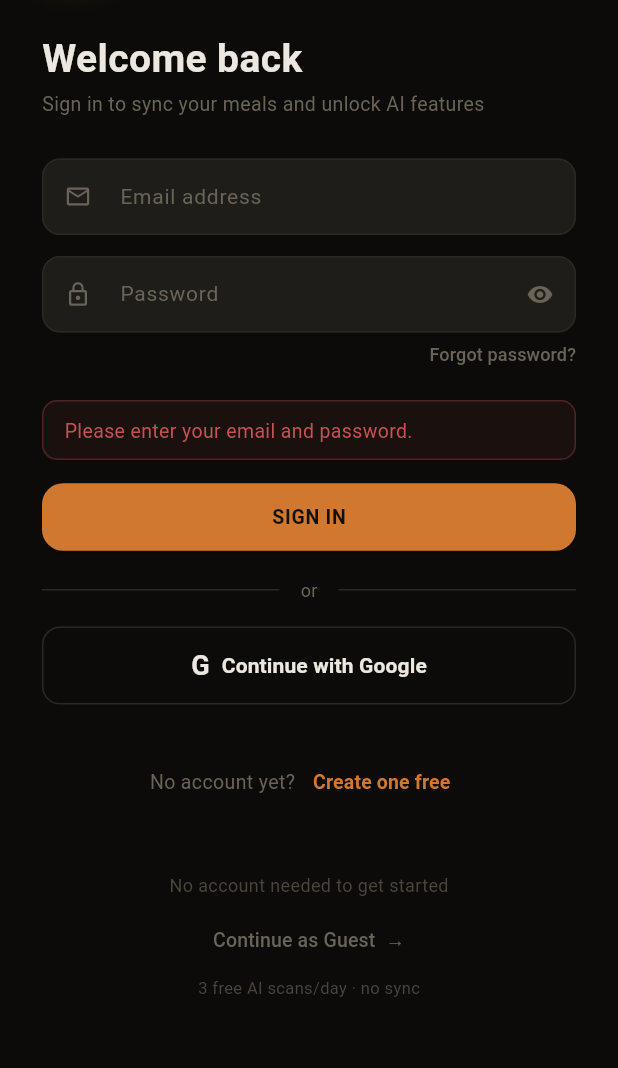
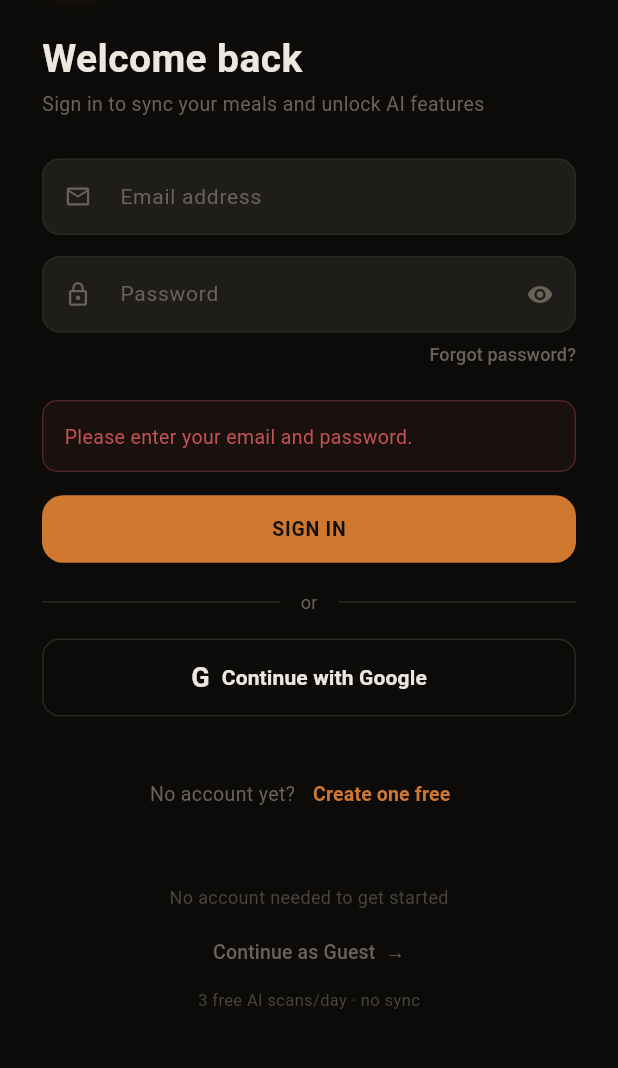
Before and after one commit to Pfumbz/calorielens, a Flutter app: the screen it shows after launch, after a tap on "Forgot password?", after a tap on "SIGN IN", on a phone screen of 412 x 824 dp, the part 161-1229 px from its top. Run offline on Flutter 3.47's test engine with Material 3 defaults, Android fonts, the phone set to English and light mode, and no system bars; our stand-ins replace cached_network_image, fl_chart, flutter_local_notifications, google_mobile_ads, google_sign_in, image_picker and 4 more; missing offline and left inert: mobile_scanner; accounts and stored records are empty; network calls fail.

Commit message:
Redesign guest auth flow: sign-up first, contextual errors, auto-nav

```diff
--- a/lib/screens/auth/login_screen.dart
+++ b/lib/screens/auth/login_screen.dart
@@ -8,9 +8,12 @@ import '../../theme.dart';
 /// Shows after splash if the user is not signed in.
 /// "Continue as Guest" lets them use the app without an account
 /// (limited to 3 scans/day via local count, no cloud sync).
+///
+/// When opened from Settings (onContinueAsGuest == null), defaults to
+/// sign-up mode so guests see "Create your free account" first.
 class LoginScreen extends StatefulWidget {
   /// Called when the user taps "Continue as Guest".
-  /// If null (e.g. when opened from Settings), the button is hidden.
+  /// If null (e.g. when opened from Settings), the button shows "← Go back".
   final VoidCallback? onContinueAsGuest;
 
   const LoginScreen({super.key, this.onContinueAsGuest});
@@ -21,11 +24,14 @@ class LoginScreen extends StatefulWidget {
 
 class _LoginScreenState extends State<LoginScreen>
     with SingleTickerProviderStateMixin {
-  bool _isSignUp = false;
+  late bool _isSignUp;
   bool _loading = false;
   bool _pwVisible = false;
   String? _errorMsg;
   String? _infoMsg;
+
+  /// Tracks the type of error for showing contextual action buttons
+  _ErrorType? _errorType;
 
   final _emailCtrl = TextEditingController();
   final _pwCtrl = TextEditingController();
@@ -33,9 +39,15 @@ class _LoginScreenState extends State<LoginScreen>
   late AnimationController _animCtrl;
   late Animation<double> _fadeAnim;
 
+  /// Whether this screen was opened from Settings (guest upgrading)
+  bool get _isFromSettings => widget.onContinueAsGuest == null;
+
   @override
   void initState() {
     super.initState();
+    // Guests coming from Settings should see sign-up first
+    _isSignUp = _isFromSettings;
+
     _animCtrl = AnimationController(
       vsync: this,
       duration: const Duration(milliseconds: 700),
@@ -58,23 +70,32 @@ class _LoginScreenState extends State<LoginScreen>
     final pw = _pwCtrl.text;
 
     if (email.isEmpty || pw.isEmpty) {
-      setState(() => _errorMsg = 'Please enter your email and password.');
+      setState(() {
+        _errorMsg = 'Please enter your email and password.';
+        _errorType = null;
+      });
       return;
     }
 
     // Basic email format check
     if (!email.contains('@') || !email.contains('.')) {
-      setState(() => _errorMsg = 'Please enter a valid email address.');
+      setState(() {
+        _errorMsg = 'Please enter a valid email address.';
+        _errorType = null;
+      });
       return;
     }
 
     // Password length check for sign-up
     if (_isSignUp && pw.length < 6) {
-      setState(() => _errorMsg = 'Password must be at least 6 characters.');
+      setState(() {
+        _errorMsg = 'Password must be at least 6 characters.';
+        _errorType = null;
+      });
       return;
     }
 
-    setState(() { _loading = true; _errorMsg = null; _infoMsg = null; });
+    setState(() { _loading = true; _errorMsg = null; _infoMsg = null; _errorType = null; });
 
     if (_isSignUp) {
       // ── Sign-up flow ──
@@ -85,25 +106,41 @@ class _LoginScreenState extends State<LoginScreen>
       if (result.success) {
         if (result.user == null) {
           // Email confirmation is enabled — user must verify before signing in.
-          // Show the confirmation message and switch to sign-in mode.
           setState(() {
             _infoMsg = 'Account created! Check your email for a verification link, then sign in below.';
-            _isSignUp = false; // Switch to sign-in mode so they can sign in after verifying
+            _isSignUp = false; // Switch to sign-in mode
             _pwCtrl.clear();
+            _errorType = null;
           });
         } else {
           // Email confirmation is disabled — user is signed in immediately.
-          // Show brief feedback, then explicitly trigger cloud sync.
-          // The auth stream in AuthGate will navigate to AppShell.
-          setState(() => _infoMsg = 'Account created! Signing you in...');
-          // Safety net: explicitly trigger onSignIn to ensure cloud sync starts.
-          // AuthGate's StreamBuilder handles the actual navigation.
+          setState(() {
+            _infoMsg = 'Account created! Your meals will now sync.';
+          });
           if (mounted) {
             context.read<AppState>().onSignIn();
           }
+          // Pop back after a brief moment so user sees the confirmation
+          if (mounted && _isFromSettings) {
+            await Future.delayed(const Duration(milliseconds: 800));
+            if (mounted) Navigator.of(context).pop();
+          }
         }
       } else {
-        setState(() => _errorMsg = result.error);
+        // Determine error type for contextual actions
+        final err = result.error ?? 'Something went wrong. Please try again.';
+        _ErrorType? type;
+        if (err.contains('already has an account')) {
+          type = _ErrorType.alreadyRegistered;
+        } else if (err.contains('wait a few minutes') || err.contains('Too many')) {
+          type = _ErrorType.rateLimit;
+        } else if (err.contains('Could not connect') || err.contains('internet')) {
+          type = _ErrorType.network;
+        }
+        setState(() {
+          _errorMsg = err;
+          _errorType = type;
+        });
       }
     } else {
       // ── Sign-in flow ──
@@ -112,30 +149,46 @@ class _LoginScreenState extends State<LoginScreen>
       setState(() => _loading = false);
 
       if (result.success) {
-        // Auth stream will navigate automatically.
-        // No message needed — navigation should be near-instant.
+        if (mounted && _isFromSettings) {
+          Navigator.of(context).pop();
+        }
       } else {
-        setState(() => _errorMsg = result.error);
+        final err = result.error ?? 'Something went wrong. Please try again.';
+        _ErrorType? type;
+        if (err.contains('confirm your email')) {
+          type = _ErrorType.emailNotConfirmed;
+        } else if (err.contains('Could not connect') || err.contains('internet')) {
+          type = _ErrorType.network;
+        }
+        setState(() {
+          _errorMsg = err;
+          _errorType = type;
+        });
       }
     }
   }
 
   Future<void> _googleSignIn() async {
-    setState(() { _loading = true; _errorMsg = null; _infoMsg = null; });
+    setState(() { _loading = true; _errorMsg = null; _infoMsg = null; _errorType = null; });
     final result = await AuthService.signInWithGoogle();
     if (!mounted) return;
     setState(() => _loading = false);
-    if (!result.success) {
-      setState(() => _errorMsg = result.error);
+    if (result.success) {
+      if (mounted && _isFromSettings) {
+        Navigator.of(context).pop();
+      }
+    } else {
+      setState(() {
+        _errorMsg = result.error;
+        _errorType = null;
+      });
     }
-    // On success main.dart handles the navigation
   }
 
   void _continueAsGuest() {
     if (widget.onContinueAsGuest != null) {
       widget.onContinueAsGuest!.call();
     } else {
-      // Opened mid-session (from Settings or upgrade prompt) — just go back
       Navigator.pop(context);
     }
   }
@@ -153,7 +206,10 @@ class _LoginScreenState extends State<LoginScreen>
             child: Column(
               crossAxisAlignment: CrossAxisAlignment.start,
               children: [
-                const SizedBox(height: 32),
+                if (_isFromSettings)
+                  _buildBackButton()
+                else
+                  const SizedBox(height: 32),
                 _buildLogo(),
                 const SizedBox(height: 36),
                 _buildHeadline(),
@@ -164,9 +220,14 @@ class _LoginScreenState extends State<LoginScreen>
                 const SizedBox(height: 6),
                 if (!_isSignUp) _buildForgotPassword(),
                 const SizedBox(height: 22),
-                if (_errorMsg != null) _buildMessage(_errorMsg!, isError: true),
-                if (_infoMsg != null) _buildMessage(_infoMsg!, isError: false),
-                if (_errorMsg != null || _infoMsg != null) const SizedBox(height: 14),
+                if (_errorMsg != null) ...[
+                  _buildErrorCard(_errorMsg!),
+                  const SizedBox(height: 14),
+                ],
+                if (_infoMsg != null) ...[
+                  _buildMessage(_infoMsg!, isError: false),
+                  const SizedBox(height: 14),
+                ],
                 _buildSubmitButton(),
                 const SizedBox(height: 16),
                 _buildDivider(),
@@ -180,6 +241,23 @@ class _LoginScreenState extends State<LoginScreen>
               ],
             ),
           ),
+        ),
+      ),
+    );
+  }
+
+  // ── Back button (when opened from Settings) ────────────────────────────
+  Widget _buildBackButton() {
+    return Padding(
+      padding: const EdgeInsets.only(top: 8, bottom: 8),
+      child: GestureDetector(
+        onTap: () => Navigator.pop(context),
+        child: Row(
+          children: const [
+            Icon(Icons.arrow_back_ios, size: 16, color: CLColors.muted),
+            SizedBox(width: 4),
+            Text('Back to Settings', style: TextStyle(color: CLColors.muted, fontSize: 13)),
+          ],
         ),
       ),
     );
@@ -226,11 +304,24 @@ class _LoginScreenState extends State<LoginScreen>
   }
 
   Widget _buildHeadline() {
+    String title;
+    String subtitle;
+
+    if (_isSignUp) {
+      title = _isFromSettings ? 'Create your free account' : 'Create your account';
+      subtitle = _isFromSettings
+          ? 'Sync your meals across devices and unlock ${AppState.freeScanLimit} AI scans/day'
+          : 'Sign up for free — ${AppState.freeScanLimit} AI scans/day included';
+    } else {
+      title = 'Welcome back';
+      subtitle = 'Sign in to sync your meals and unlock AI features';
+    }
+
     return Column(
       crossAxisAlignment: CrossAxisAlignment.start,
       children: [
         Text(
-          _isSignUp ? 'Create your account' : 'Welcome back',
+          title,
           style: const TextStyle(
             color: CLColors.text,
             fontSize: 26,
@@ -240,9 +331,7 @@ class _LoginScreenState extends State<LoginScreen>
         ),
         const SizedBox(height: 6),
         Text(
-          _isSignUp
-              ? 'Sign up for free — ${AppState.freeScanLimit} AI scans/day included'
-              : 'Sign in to sync your meals and unlock AI features',
+          subtitle,
           style: const TextStyle(color: CLColors.muted, fontSize: 13, height: 1.4),
         ),
       ],
@@ -293,10 +382,13 @@ class _LoginScreenState extends State<LoginScreen>
         onPressed: () async {
           final email = _emailCtrl.text.trim();
           if (email.isEmpty) {
-            setState(() => _errorMsg = 'Enter your email above first.');
+            setState(() {
+              _errorMsg = 'Enter your email above first.';
+              _errorType = null;
+            });
             return;
           }
-          setState(() { _loading = true; _errorMsg = null; _infoMsg = null; });
+          setState(() { _loading = true; _errorMsg = null; _infoMsg = null; _errorType = null; });
           final r = await AuthService.sendPasswordReset(email);
           if (mounted) {
             setState(() {
@@ -311,6 +403,105 @@ class _LoginScreenState extends State<LoginScreen>
           tapTargetSize: MaterialTapTargetSize.shrinkWrap,
         ),
         child: const Text('Forgot password?', style: TextStyle(color: CLColors.muted, fontSize: 12)),
+      ),
+    );
+  }
+
+  // ── Error card with contextual action buttons ──────────────────────────
+  Widget _buildErrorCard(String msg) {
+    return Container(
+      width: double.infinity,
+      padding: const EdgeInsets.all(14),
+      decoration: BoxDecoration(
+        color: CLColors.red.withOpacity(0.08),
+        borderRadius: BorderRadius.circular(10),
+        border: Border.all(color: CLColors.red.withOpacity(0.3)),
+      ),
+      child: Column(
+        crossAxisAlignment: CrossAxisAlignment.start,
+        children: [
+          Text(
+            msg,
+            style: const TextStyle(color: CLColors.red, fontSize: 13, height: 1.4),
+          ),
+          // Contextual action buttons based on error type
+          if (_errorType != null) ...[
+            const SizedBox(height: 10),
+            Wrap(
+              spacing: 8,
+              runSpacing: 6,
+              children: _buildErrorActions(),
+            ),
+          ],
+        ],
+      ),
+    );
+  }
+
+  List<Widget> _buildErrorActions() {
+    switch (_errorType) {
+      case _ErrorType.alreadyRegistered:
+        return [
+          _errorActionChip('Sign in instead', () {
+            setState(() {
+              _isSignUp = false;
+              _errorMsg = null;
+              _errorType = null;
+              _pwCtrl.clear();
+            });
+          }),
+          _errorActionChip('Continue with Google', _googleSignIn),
+        ];
+      case _ErrorType.rateLimit:
+        return [
+          _errorActionChip('Continue with Google', _googleSignIn),
+          _errorActionChip('Try again later', () {
+            setState(() { _errorMsg = null; _errorType = null; });
+          }),
+        ];
+      case _ErrorType.network:
+        return [
+          _errorActionChip('Try again', () {
+            setState(() { _errorMsg = null; _errorType = null; });
+            _submit();
+          }),
+        ];
+      case _ErrorType.emailNotConfirmed:
+        return [
+          _errorActionChip('Resend confirmation', () async {
+            final email = _emailCtrl.text.trim();
+            if (email.isEmpty) return;
+            setState(() { _loading = true; _errorMsg = null; _errorType = null; });
+            // Use password reset as a proxy to trigger email
+            await AuthService.sendPasswordReset(email);
+            if (mounted) {
+              setState(() {
+                _loading = false;
+                _infoMsg = 'Confirmation email resent. Check your inbox.';
+              });
+            }
+          }),
+          _errorActionChip('Continue with Google', _googleSignIn),
+        ];
+      default:
+        return [];
+    }
+  }
+
+  Widget _errorActionChip(String label, VoidCallback onTap) {
+    return GestureDetector(
+      onTap: _loading ? null : onTap,
+      child: Container(
+        padding: const EdgeInsets.symmetric(horizontal: 12, vertical: 6),
+        decoration: BoxDecoration(
+          color: CLColors.surface,
+          borderRadius: BorderRadius.circular(8),
+          border: Border.all(color: CLColors.border),
+        ),
+        child: Text(
+          label,
+          style: const TextStyle(color: CLColors.accent, fontSize: 12, fontWeight: FontWeight.w600),
+        ),
       ),
     );
   }
@@ -352,7 +543,7 @@ class _LoginScreenState extends State<LoginScreen>
                 child: CircularProgressIndicator(strokeWidth: 2, color: Colors.white),
               )
             : Text(
-                _isSignUp ? 'CREATE ACCOUNT' : 'SIGN IN',
+                _isSignUp ? 'CREATE FREE ACCOUNT' : 'SIGN IN',
                 style: const TextStyle(fontWeight: FontWeight.w700, letterSpacing: 0.5),
               ),
       ),
@@ -404,6 +595,7 @@ class _LoginScreenState extends State<LoginScreen>
             _isSignUp = !_isSignUp;
             _errorMsg = null;
             _infoMsg = null;
+            _errorType = null;
           }),
           child: Text(
             _isSignUp ? 'Sign in' : 'Create one free',
@@ -415,12 +607,11 @@ class _LoginScreenState extends State<LoginScreen>
   }
 
   Widget _buildGuestOption() {
-    final isMidSession = widget.onContinueAsGuest == null;
     return Center(
       child: Column(
         children: [
           Text(
-            isMidSession
+            _isFromSettings
                 ? 'You can always sign up later'
                 : 'No account needed to get started',
             style: const TextStyle(color: CLColors.muted2, fontSize: 12),
@@ -429,11 +620,11 @@ class _LoginScreenState extends State<LoginScreen>
           TextButton(
             onPressed: _continueAsGuest,
             child: Text(
-              isMidSession ? '← Go back' : 'Continue as Guest  →',
+              _isFromSettings ? '← Go back' : 'Continue as Guest  →',
               style: const TextStyle(color: CLColors.muted, fontSize: 13),
             ),
           ),
-          if (!isMidSession)
+          if (!_isFromSettings)
             const Text(
               '${AppState.guestScanLimit} free AI scans/day · no sync',
               style: TextStyle(color: CLColors.muted2, fontSize: 11),
@@ -443,3 +634,11 @@ class _LoginScreenState extends State<LoginScreen>
     );
   }
 }
+
+/// Error types for contextual action suggestions
+enum _ErrorType {
+  alreadyRegistered,
+  rateLimit,
+  network,
+  emailNotConfirmed,
+}
```
Also changed, not shown: lib/services/auth_service.dart (+21 -5 lines).
